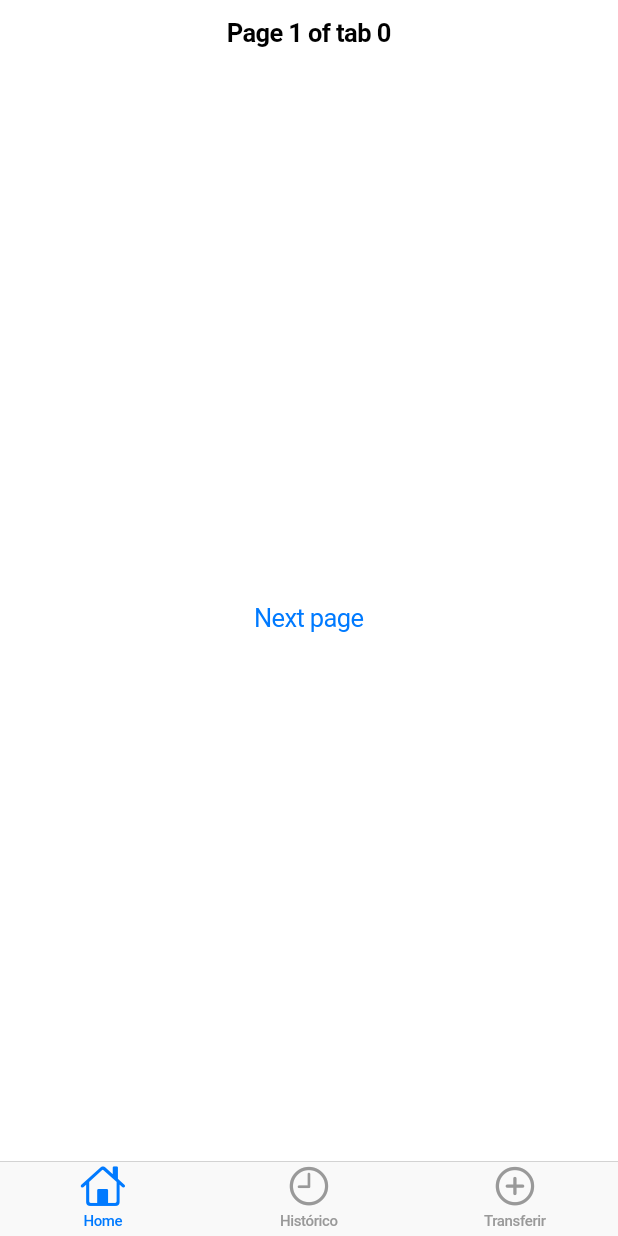
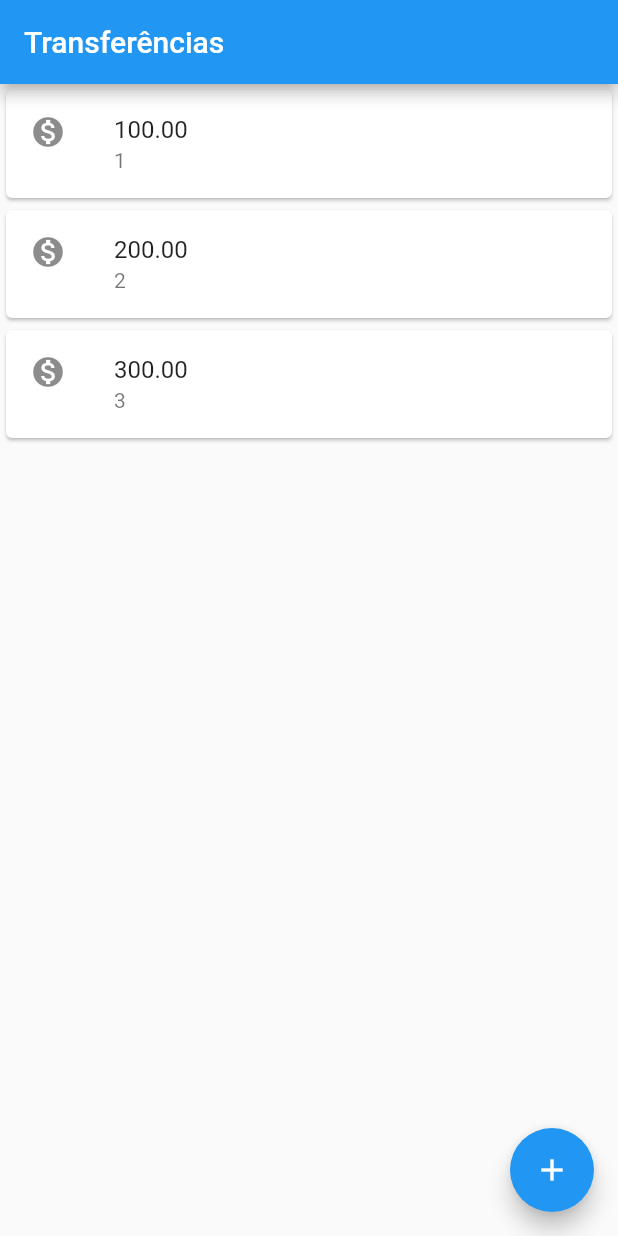
Before and after one commit to lucaswatanuki/bytebank-flutter, a Flutter app: the screen it shows after launch, on a phone screen of 412 x 824 dp. Run offline on Flutter 3.47's test engine with Material 2 defaults, Android fonts, the phone set to English and light mode, and no system bars.

```diff
--- a/lib/main.dart
+++ b/lib/main.dart
@@ -1,75 +1,45 @@
-import 'package:flutter/cupertino.dart';
 import 'package:flutter/material.dart';
 
-void main() => runApp(MyApp());
+void main() => runApp(MaterialApp(
+      debugShowCheckedModeBanner: false,
+      home: Scaffold(
+        body: ListaTransferencia(),
+        appBar: AppBar(
+          title: Text("Transferências"),
+        ),
+        floatingActionButton: FloatingActionButton(
+          child: Icon(Icons.add),
+        ),
+      ),
+    ));
 
-class MyApp extends StatelessWidget {
-  // This widget is the root of your application.
+class ListaTransferencia extends StatelessWidget {
   @override
   Widget build(BuildContext context) {
-    return CupertinoApp(
-      home: BytebankHomePage(),
+    return Column(
+      children: <Widget>[
+        ItemTransferencia('100.00', '1'),
+        ItemTransferencia('200.00', '2'),
+        ItemTransferencia('300.00', '3'),
+      ],
     );
   }
 }
 
-class BytebankHomePage extends StatelessWidget {
+class ItemTransferencia extends StatelessWidget {
+  final String valor;
+  final String numeroConta;
+
+  ItemTransferencia(this.valor, this.numeroConta);
+
   @override
   Widget build(BuildContext context) {
-    return CupertinoTabScaffold(
-      tabBar: CupertinoTabBar(
-        items: const <BottomNavigationBarItem>[
-          BottomNavigationBarItem(
-            icon: Icon(CupertinoIcons.home),
-            title: Text('Home'),
-          ),
-          BottomNavigationBarItem(
-            icon: Icon(CupertinoIcons.time),
-            title: Text('Histórico'),
-          ),
-          BottomNavigationBarItem(
-            icon: Icon(CupertinoIcons.add_circled),
-            title: Text('Transferir'),
-          ),
-        ],
+    return Card(
+      child: ListTile(
+        leading: Icon(Icons.monetization_on),
+        title: Text(valor),
+        subtitle: Text(numeroConta),
       ),
-      tabBuilder: (BuildContext context, int index) {
-        return CupertinoTabView(
-          builder: (BuildContext context) {
-            return CupertinoPageScaffold(
-              navigationBar: CupertinoNavigationBar(
-                middle: Text('Page 1 of tab $index'),
-              ),
-              child: Center(
-                child: CupertinoButton(
-                  child: const Text('Next page'),
-                  onPressed: () {
-                    Navigator.of(context).push(
-                      CupertinoPageRoute<void>(
-                        builder: (BuildContext context) {
-                          return CupertinoPageScaffold(
-                            navigationBar: CupertinoNavigationBar(
-                              middle: Text('Page 2 of tab $index'),
-                            ),
-                            child: Center(
-                              child: CupertinoButton(
-                                child: const Text('Back'),
-                                onPressed: () {
-                                  Navigator.of(context).pop();
-                                },
-                              ),
-                            ),
-                          );
-                        },
-                      ),
-                    );
-                  },
-                ),
-              ),
-            );
-          },
-        );
-      },
     );
   }
 }
```
Also changed, not shown: 1 other file.
